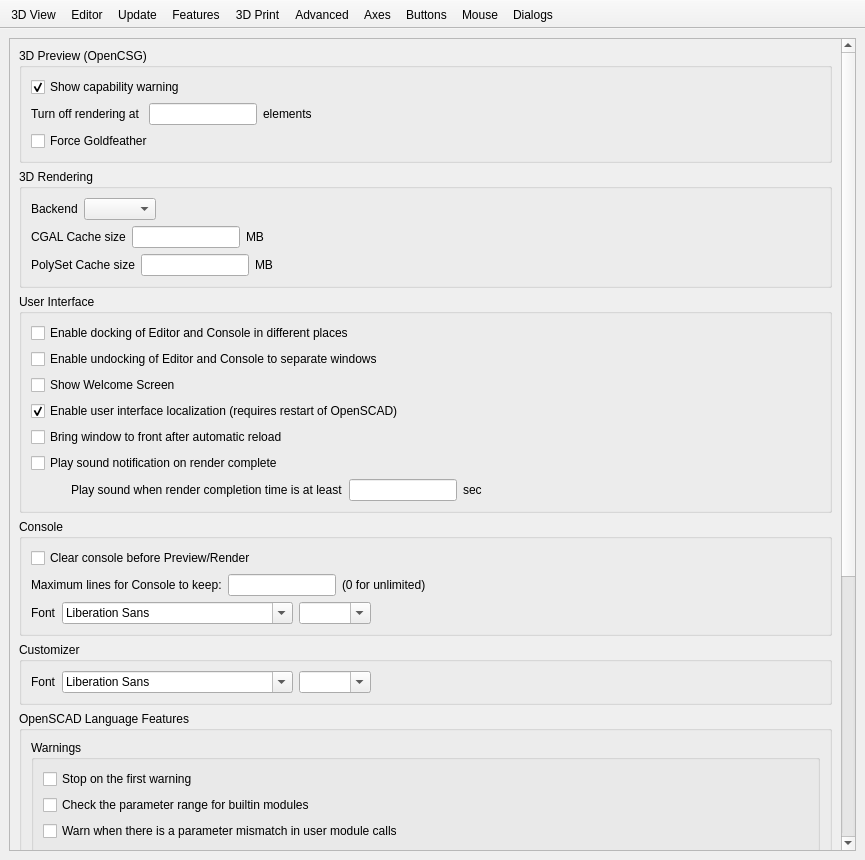
Old version of the form src/gui/Preferences.ui in the repository openscad/openscad.
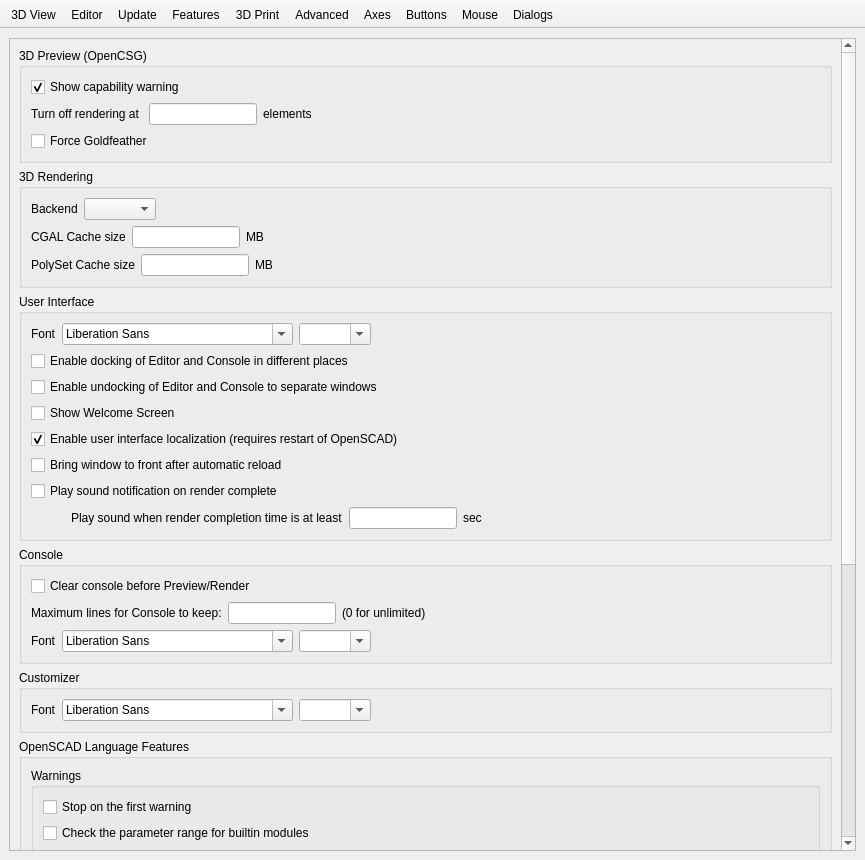
New version of the form. The open tabs and pages were chosen to show the change. Icons and pictures are not drawn. Custom widgets are drawn as their Qt base class.

Commit message: Add preferences setting for changing the application font.

```diff
--- a/src/gui/Preferences.ui
+++ b/src/gui/Preferences.ui
@@ -1950,8 +1950,8 @@
             <rect>
              <x>0</x>
              <y>0</y>
-             <width>743</width>
-             <height>1514</height>
+             <width>831</width>
+             <height>1471</height>
             </rect>
            </property>
            <layout class="QVBoxLayout" name="verticalLayout_12">
@@ -2158,6 +2158,40 @@
                <string>User Interface</string>
               </property>
               <layout class="QVBoxLayout" name="verticalLayout_13">
+               <item>
+                <layout class="QHBoxLayout" name="horizontalLayoutApplicationFont">
+                 <item>
+                  <widget class="QLabel" name="labelApplicationFont">
+                   <property name="text">
+                    <string>Font</string>
+                   </property>
+                  </widget>
+                 </item>
+                 <item>
+                  <widget class="QFontComboBox" name="fontComboBoxApplicationFontFamily"/>
+                 </item>
+                 <item>
+                  <widget class="QComboBox" name="comboBoxApplicationFontSize">
+                   <property name="editable">
+                    <bool>true</bool>
+                   </property>
+                  </widget>
+                 </item>
+                 <item>
+                  <spacer name="horizontalSpacerApplicationFont">
+                   <property name="orientation">
+                    <enum>Qt::Horizontal</enum>
+                   </property>
+                   <property name="sizeHint" stdset="0">
+                    <size>
+                     <width>40</width>
+                     <height>20</height>
+                    </size>
+                   </property>
+                  </spacer>
+                 </item>
+                </layout>
+               </item>
                <item>
                 <widget class="QCheckBox" name="reorderCheckBox">
                  <property name="text">
```
Left out of the diff: 10 changed lines with no effect on the pictures. The commit also changes 7 other files.
